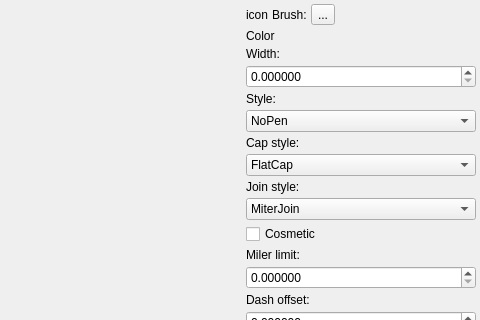
This is src/property/dialogs/peneditdialog.ui in Gris87/ObjectController as Qt 5 draws it before an edit; both pictures show x 320 to 800 and y 0 to 320 of the 800 by 600 pixel window. The edited form follows.
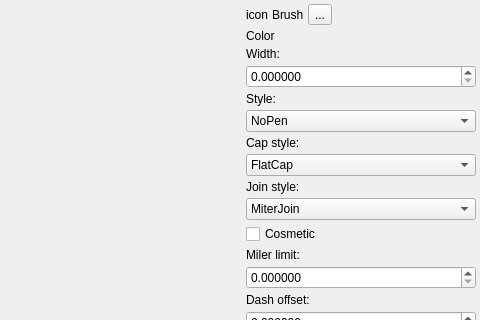
This is the edited form. Icons and pictures are not drawn.

```diff
--- a/src/property/dialogs/peneditdialog.ui
+++ b/src/property/dialogs/peneditdialog.ui
@@ -83,7 +83,7 @@
           <item>
            <widget class="QLabel" name="brushLabel">
             <property name="text">
-             <string>Brush:</string>
+             <string>Brush</string>
             </property>
            </widget>
           </item>
```
